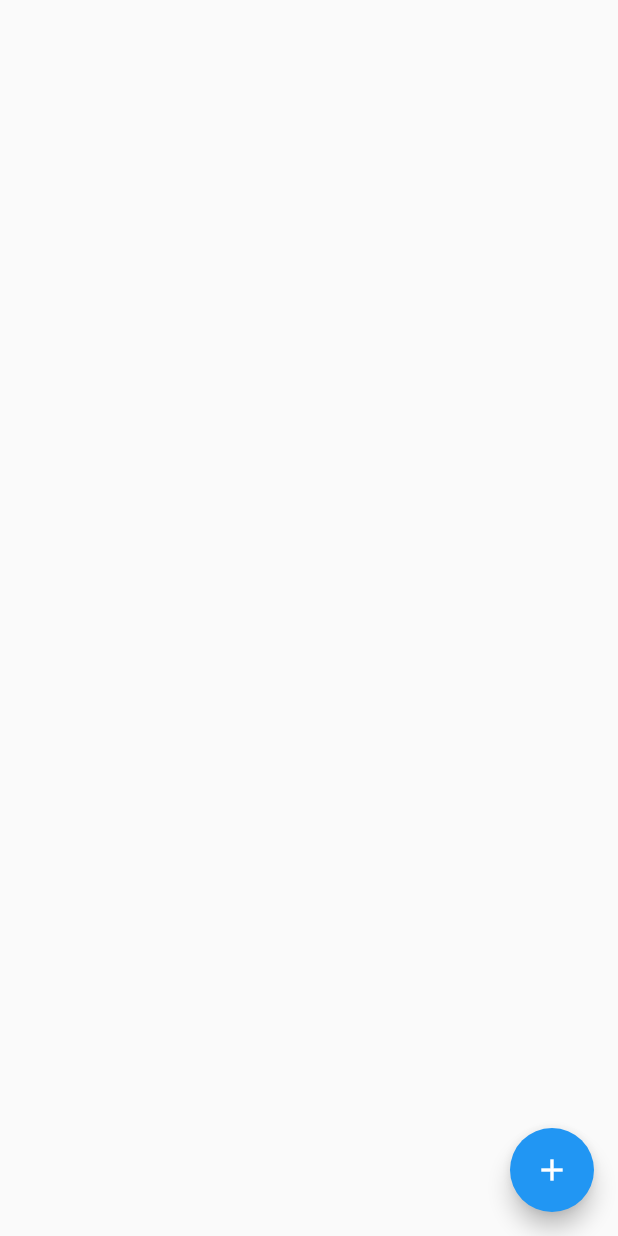
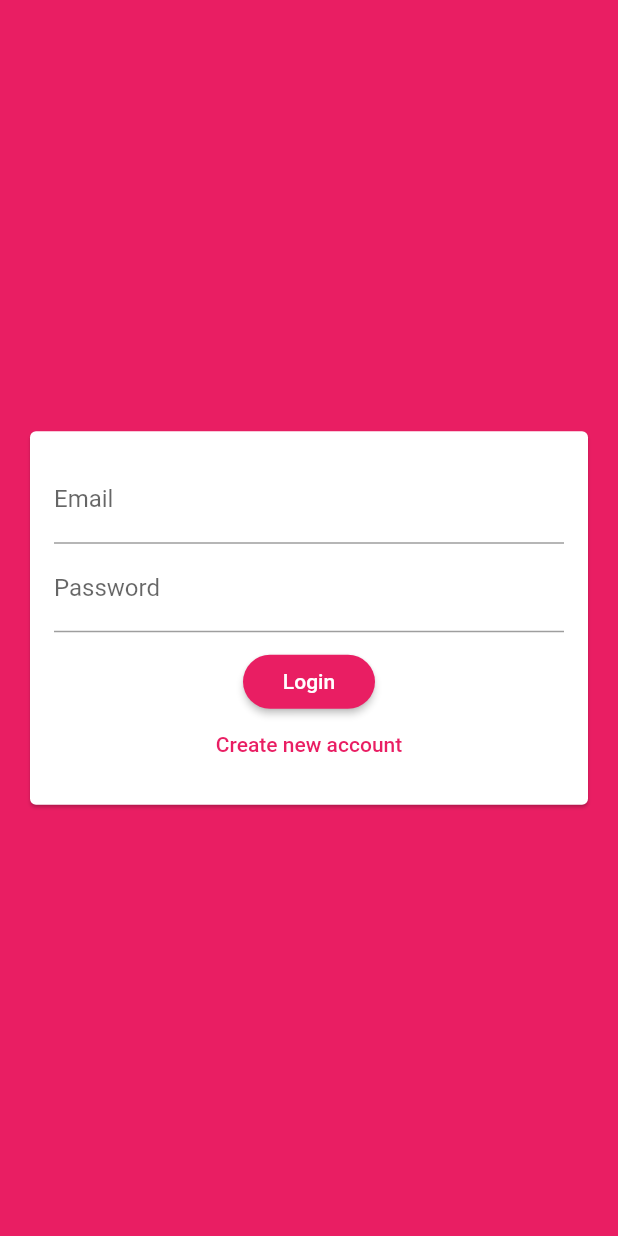
Before and after one commit to santosh4005/chat-app, a Flutter app: the screen it shows after launch, on a phone screen of 412 x 824 dp. Run offline on Flutter 3.47's test engine with Material 2 defaults, Android fonts, the phone set to English and light mode, and no system bars; our stand-ins replace cloud_firestore, firebase_auth; accounts and stored records are empty.

```diff
--- a/lib/main.dart
+++ b/lib/main.dart
@@ -1,5 +1,7 @@
+import 'package:chat_app/screens/auth_screen.dart';
 import 'package:chat_app/screens/chat_screen.dart';
 import 'package:flutter/material.dart';
+import 'package:firebase_auth/firebase_auth.dart';
 
 void main() {
   runApp(MyApp());
@@ -7,101 +9,35 @@ void main() {
 
 class MyApp extends StatelessWidget {
   // This widget is the root of your application.
+final primaryColor = Colors.pink;
+final accentColor = Colors.purple;
+
   @override
   Widget build(BuildContext context) {
     return MaterialApp(
       title: 'Flutter Chat',
       theme: ThemeData(
-
-        primarySwatch: Colors.blue,
+        primarySwatch: primaryColor,
+        backgroundColor: primaryColor,
+        accentColor: accentColor,
+        accentColorBrightness: Brightness.dark,
+        buttonTheme: ButtonTheme.of(context).copyWith(
+            buttonColor: primaryColor,
+            textTheme: ButtonTextTheme.primary,
+            shape: RoundedRectangleBorder(
+                borderRadius: BorderRadius.circular(20.0))),
         visualDensity: VisualDensity.adaptivePlatformDensity,
       ),
-      home: ChatScreen(),
+      home: StreamBuilder(
+        stream: FirebaseAuth.instance.onAuthStateChanged,
+        builder: (ctx, userSnapshot){
+          if(userSnapshot.hasData){
+            return ChatScreen();
+          }else{
+            return AuthScreen();
+          }
+        } ,
+      ),
     );
   }
 }
-
-class MyHomePage extends StatefulWidget {
-  MyHomePage({Key key, this.title}) : super(key: key);
-
-  // This widget is the home page of your application. It is stateful, meaning
-  // that it has a State object (defined below) that contains fields that affect
-  // how it looks.
-
-  // This class is the configuration for the state. It holds the values (in this
-  // case the title) provided by the parent (in this case the App widget) and
-  // used by the build method of the State. Fields in a Widget subclass are
-  // always marked "final".
-
-  final String title;
-
-  @override
-  _MyHomePageState createState() => _MyHomePageState();
-}
-
-class _MyHomePageState extends State<MyHomePage> {
-  int _counter = 0;
-
-  void _incrementCounter() {
-    setState(() {
-      // This call to setState tells the Flutter framework that something has
-      // changed in this State, which causes it to rerun the build method below
-      // so that the display can reflect the updated values. If we changed
-      // _counter without calling setState(), then the build method would not be
-      // called again, and so nothing would appear to happen.
-      _counter++;
-    });
-  }
-
-  @override
-  Widget build(BuildContext context) {
-    // This method is rerun every time setState is called, for instance as done
-    // by the _incrementCounter method above.
-    //
-    // The Flutter framework has been optimized to make rerunning build methods
-    // fast, so that you can just rebuild anything that needs updating rather
-    // than having to individually change instances of widgets.
-    return Scaffold(
-      appBar: AppBar(
-        // Here we take the value from the MyHomePage object that was created by
-        // the App.build method, and use it to set our appbar title.
-        title: Text(widget.title),
-      ),
-      body: Center(
-        // Center is a layout widget. It takes a single child and positions it
-        // in the middle of the parent.
-        child: Column(
-          // Column is also a layout widget. It takes a list of children and
-          // arranges them vertically. By default, it sizes itself to fit its
-          // children horizontally, and tries to be as tall as its parent.
-          //
-          // Invoke "debug painting" (press "p" in the console, choose the
-          // "Toggle Debug Paint" action from the Flutter Inspector in Android
-          // Studio, or the "Toggle Debug Paint" command in Visual Studio Code)
-          // to see the wireframe for each widget.
-          //
-          // Column has various properties to control how it sizes itself and
-          // how it positions its children. Here we use mainAxisAlignment to
-          // center the children vertically; the main axis here is the vertical
-          // axis because Columns are vertical (the cross axis would be
-          // horizontal).
-          mainAxisAlignment: MainAxisAlignment.center,
-          children: <Widget>[
-            Text(
-              'You have pushed the button this many times:',
-            ),
-            Text(
-              '$_counter',
-              style: Theme.of(context).textTheme.headline4,
-            ),
-          ],
-        ),
-      ),
-      floatingActionButton: FloatingActionButton(
-        onPressed: _incrementCounter,
-        tooltip: 'Increment',
-        child: Icon(Icons.add),
-      ), // This trailing comma makes auto-formatting nicer for build methods.
-    );
-  }
-}
--- a/lib/screens/auth_screen.dart
+++ b/lib/screens/auth_screen.dart
@@ -0,0 +1,77 @@
+import 'package:chat_app/widgets/auth/auth_form.dart';
+import 'package:flutter/material.dart';
+import 'package:firebase_auth/firebase_auth.dart';
+import 'package:flutter/services.dart';
+import 'package:cloud_firestore/cloud_firestore.dart';
+
+class AuthScreen extends StatefulWidget {
+  @override
+  _AuthScreenState createState() => _AuthScreenState();
+}
+
+class _AuthScreenState extends State<AuthScreen> {
+  final _auth = FirebaseAuth.instance;
+  var isLoading = false;
+
+  void _submitAuthForm(
+    String email,
+    String password,
+    String username,
+    bool isLogin,
+    BuildContext ctx,
+  ) async {
+    AuthResult authresult;
+
+    try {
+      setState(() {
+        isLoading = true;
+      });
+      if (isLogin) {
+        authresult = await _auth.signInWithEmailAndPassword(
+            email: email, password: password);
+      } else {
+        authresult = await _auth.createUserWithEmailAndPassword(
+            email: email, password: password);
+
+        Firestore.instance
+            .collection('users')
+            .document(authresult.user.uid)
+            .setData({
+          'username': username,
+          'email': email,
+        });
+      }
+    } on PlatformException catch (err) {
+      var message = "An error occrred. Check your cred";
+
+      if (err.message != null) {
+        message = err.message;
+      }
+
+      Scaffold.of(ctx).hideCurrentSnackBar();
+      Scaffold.of(ctx).showSnackBar(SnackBar(
+        content: Text(message),
+        backgroundColor: Theme.of(context).errorColor,
+      ));
+      setState(() {
+        isLoading = false;
+      });
+    } catch (err) {
+      print(err);
+      setState(() {
+        isLoading = false;
+      });
+    }
+  }
+
+  @override
+  Widget build(BuildContext context) {
+    return Scaffold(
+      backgroundColor: Theme.of(context).primaryColor,
+      body: AuthForm(
+        _submitAuthForm,
+        isLoading,
+      ),
+    );
+  }
+}
--- /dev/null
+++ b/lib/widgets/auth/auth_form.dart
@@ -0,0 +1,138 @@
+import 'package:flutter/material.dart';
+
+class AuthForm extends StatefulWidget {
+  final bool isLoading;
+  final void Function(
+    String email,
+    String password,
+    String username,
+    bool isLogin,
+    BuildContext ctx,
+  ) submitFn;
+
+  AuthForm(
+    this.submitFn,
+    this.isLoading,
+  );
+
+  @override
+  _AuthFormState createState() => _AuthFormState();
+}
+
+class _AuthFormState extends State<AuthForm> {
+  final username = FocusNode();
+  final password = FocusNode();
+
+  final _formKey = GlobalKey<FormState>();
+  var _isLogin = true;
+  String _userEmail = "";
+  String _username = "";
+  String _userPassword = "";
+
+  @override
+  void dispose() {
+    username.dispose();
+    password.dispose();
+    super.dispose();
+  }
+
+  @override
+  Widget build(BuildContext context) {
+    return Center(
+      child: Card(
+        margin: EdgeInsets.all(20.0),
+        child: SingleChildScrollView(
+          child: Padding(
+            padding: EdgeInsets.all(16.0),
+            child: Form(
+              key: _formKey,
+              child: Column(
+                mainAxisSize: MainAxisSize.min,
+                children: <Widget>[
+                  TextFormField(
+                    key: ValueKey("email"),
+                    onSaved: (newValue) => _userEmail = newValue,
+                    validator: (value) {
+                      if (value.isEmpty || !value.contains("@")) {
+                        return "Please enter a valid email";
+                      }
+                      return null;
+                    },
+                    keyboardType: TextInputType.emailAddress,
+                    textInputAction: TextInputAction.next,
+                    onFieldSubmitted: (value) =>
+                        FocusScope.of(context).requestFocus(username),
+                    decoration: InputDecoration(
+                      labelText: "Email",
+                    ),
+                  ),
+                  if (!_isLogin)
+                    TextFormField(
+                      key: ValueKey("username"),
+                      onSaved: (newValue) => _username = newValue,
+                      validator: (value) {
+                        if (value.isEmpty || value.length < 8) {
+                          return "username must be at least 8 characters";
+                        }
+                        return null;
+                      },
+                      focusNode: username,
+                      textInputAction: TextInputAction.next,
+                      onFieldSubmitted: (value) =>
+                          FocusScope.of(context).requestFocus(password),
+                      decoration: InputDecoration(labelText: "Username"),
+                    ),
+                  TextFormField(
+                    key: ValueKey("password"),
+                    onSaved: (newValue) => _userPassword = newValue,
+                    validator: (value) {
+                      if (value.isEmpty || value.length < 8) {
+                        return "Password must be at least 8 characters";
+                      }
+                      return null;
+                    },
+                    focusNode: password,
+                    obscureText: true,
+                    decoration: InputDecoration(labelText: "Password"),
+                  ),
+                  SizedBox(
+                    height: 15,
+                  ),
+                  if (widget.isLoading) CircularProgressIndicator(backgroundColor: Theme.of(context).primaryColor,),
+                  if (!widget.isLoading)
+                    RaisedButton(
+                        materialTapTargetSize: MaterialTapTargetSize.shrinkWrap,
+                        onPressed: _submitForm,
+                        child: Text(_isLogin ? "Login" : "Sign Up")),
+                  if (!widget.isLoading)
+                    FlatButton(
+                      child: Text(_isLogin
+                          ? "Create new account"
+                          : "Already have an account"),
+                      textColor: Theme.of(context).primaryColor,
+                      onPressed: () {
+                        setState(() {
+                          _isLogin = !_isLogin;
+                        });
+                      },
+                    )
+                ],
+              ),
+            ),
+          ),
+        ),
+      ),
+    );
+  }
+
+  void _submitForm() {
+    final isValid = _formKey.currentState.validate();
+    FocusScope.of(context).unfocus();
+
+    if (isValid) {
+      _formKey.currentState.save();
+      widget.submitFn(_userEmail.trim(), _userPassword.trim(), _username.trim(),
+          _isLogin, context);
+    }
+  }
+}
--- a/pubspec.yaml
+++ b/pubspec.yaml
@@ -24,6 +24,7 @@ dependencies:
   flutter:
     sdk: flutter
   cloud_firestore: ^0.13.6
+  firebase_auth: ^0.16.1
 
   # The following adds the Cupertino Icons font to your application.
   # Use with the CupertinoIcons class for iOS style icons.
```
Also changed, not shown: lib/screens/chat_screen.dart (+46 -26 lines), lib/widgets/chat/message_bubble.dart (added, +38 -0 lines), lib/widgets/chat/messages.dart (added, +51 -0 lines), lib/widgets/chat/new_message.dart (added, +50 -0 lines), pubspec.lock, 5 other files.
